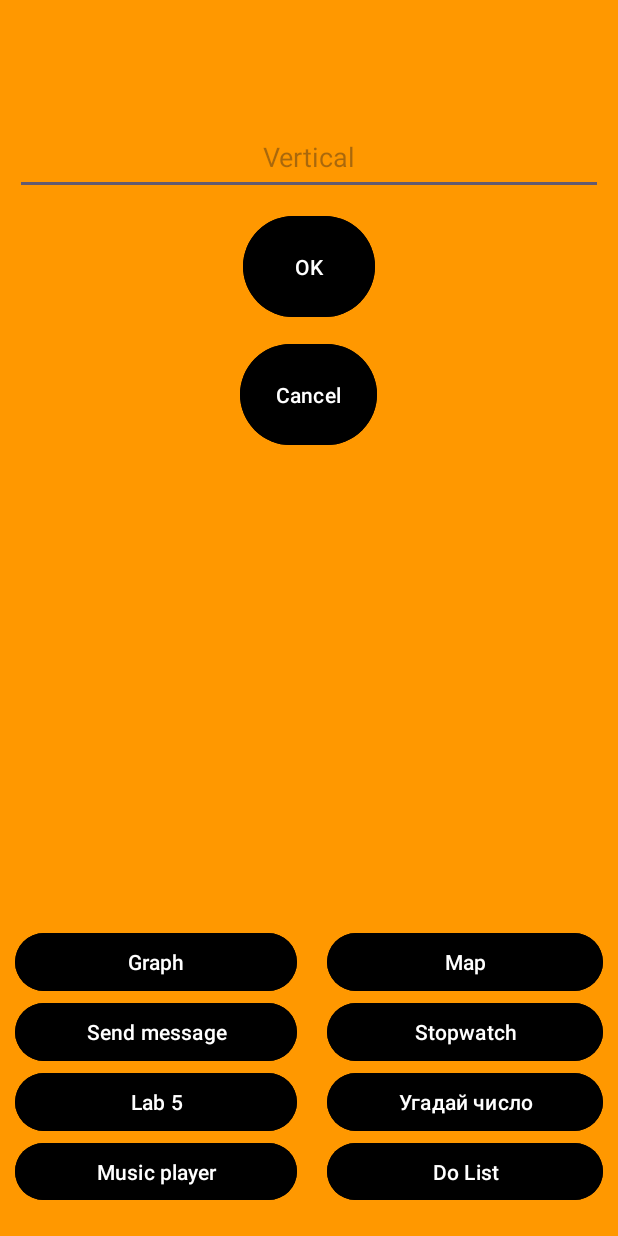
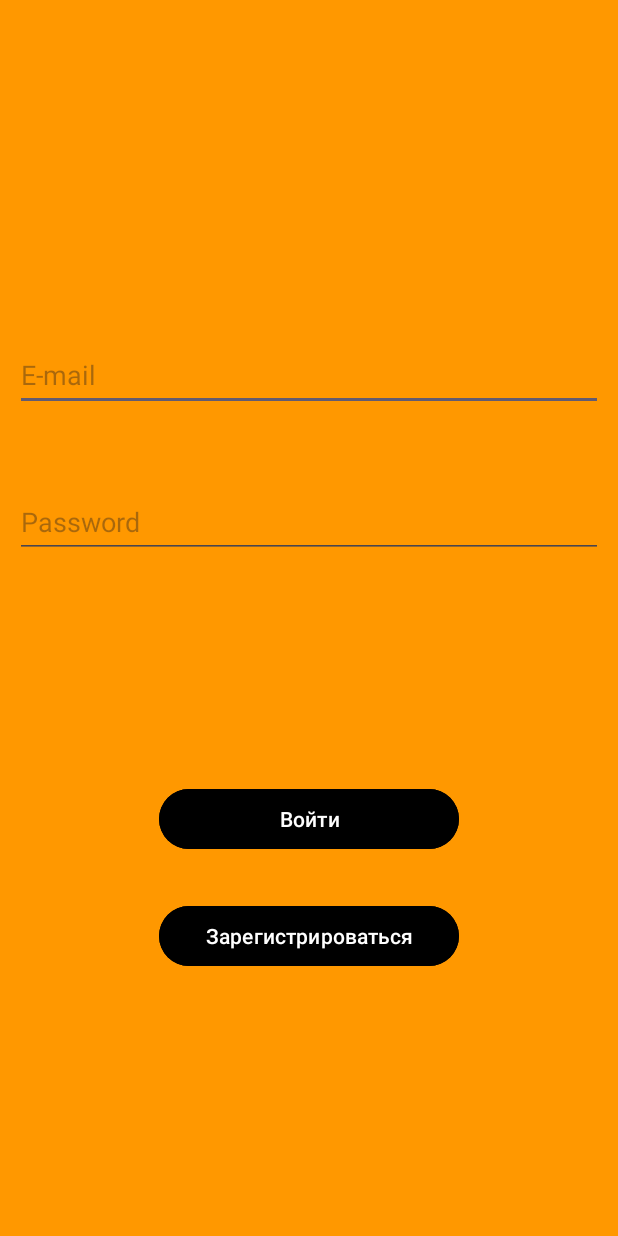
Before and after one commit to DemonBoss1/LearnMobile, an Android app: the screen it shows after launch (MainActivity before the commit, RegistrationActivity after it), on a phone screen of 412 x 824 dp. Run offline under Robolectric (Android 15) with nearby library versions, the phone set to English and light mode, and no system bars; our stand-ins replace Firebase (no records; nobody signed in at launch, a user with empty details on screens opened directly).

Commit message:
Add Registration and Login

```diff
--- a/app/build.gradle.kts
+++ b/app/build.gradle.kts
@@ -64,6 +64,7 @@ dependencies {
     implementation("androidx.legacy:legacy-support-v4:1.0.0")
     implementation(files("libs\\achartengine-1.2.0.jar"))
     implementation("com.google.firebase:firebase-database:20.3.0")
+    implementation("com.google.firebase:firebase-auth:22.3.0")
     testImplementation("junit:junit:4.13.2")
     androidTestImplementation("androidx.test.ext:junit:1.1.5")
     androidTestImplementation("androidx.test.espresso:espresso-core:3.5.1")
--- a/app/src/main/java/com/example/firstapp/DataBase.java
+++ b/app/src/main/java/com/example/firstapp/DataBase.java
@@ -4,6 +4,10 @@ import android.util.Log;
 
 import androidx.annotation.NonNull;
 
+import com.google.android.gms.tasks.OnCompleteListener;
+import com.google.firebase.auth.AuthResult;
+import com.google.firebase.auth.FirebaseAuth;
+import com.google.firebase.auth.FirebaseUser;
 import com.google.firebase.database.DataSnapshot;
 import com.google.firebase.database.DatabaseError;
 import com.google.firebase.database.DatabaseReference;
@@ -14,16 +18,19 @@ import java.util.ArrayList;
 
 public class DataBase {
     private static DataBase dataBase;
+    private FirebaseDatabase firebaseDatabase;
+    private FirebaseAuth auth;
     private DatabaseReference databaseReference;
     private String TASK_KEY = "Task";
     private DataBase(){
-        databaseReference= FirebaseDatabase.getInstance("https://dolist-f1f90-default-rtdb.europe-west1.firebasedatabase.app").getReference(TASK_KEY);
+        firebaseDatabase = FirebaseDatabase.getInstance("https://dolist-f1f90-default-rtdb.europe-west1.firebasedatabase.app");
+        auth = FirebaseAuth.getInstance();
+        databaseReference= firebaseDatabase.getReference(TASK_KEY);
         getDataFromDB();
     }
     public static DatabaseReference getRef(){
         return getDataBase().databaseReference;
     }
-
     public static DataBase getDataBase() {
         if(dataBase==null) {
             dataBase=new DataBase();
@@ -39,10 +46,9 @@ public class DataBase {
                 if(taskList.size()>0)taskList.clear();
                 for (DataSnapshot ds : snapshot.getChildren()){
                     Task task = ds.getValue(Task.class);
-                    Log.v("firebase", task.text);
                     TaskList.getTaskList().add(task);
                 }
-                TaskListFragment.adapter.notifyDataSetChanged();
+                //TaskListFragment.adapter.notifyDataSetChanged();
             }
 
             @Override
@@ -52,4 +58,38 @@ public class DataBase {
         };
         databaseReference.addValueEventListener(valueEventListener);
     }
+    public static FirebaseUser checkUser(){
+        getDataBase();
+        FirebaseUser user = dataBase.auth.getCurrentUser();
+        return user;
+    }
+    public static void Registration(String login, String password){
+        getDataBase();
+        dataBase.auth.createUserWithEmailAndPassword(login, password)
+                .addOnCompleteListener(new OnCompleteListener<AuthResult>() {
+                    @Override
+                    public void onComplete(@NonNull com.google.android.gms.tasks.Task<AuthResult> task) {
+                        if(task.isSuccessful()){
+                            Log.v("Database", "User SingUp Successful");
+                        }else{
+                            Log.e("Database", "User SingUp Error");
+                        }
+                    }
+                });
+    }
+    public static void Login(String login, String password){
+        getDataBase();
+        dataBase.auth.signInWithEmailAndPassword(login, password)
+                .addOnCompleteListener(new OnCompleteListener<AuthResult>() {
+                    @Override
+                    public void onComplete(@NonNull com.google.android.gms.tasks.Task<AuthResult> task) {
+                        if(task.isSuccessful()){
+                            Log.v("Database", "User SingIn Successful");
+                        }else{
+                            Log.e("Database", "User SingIn Error");
+                        }
+                    }
+                });
+    }
+
 }
--- /dev/null
+++ b/app/src/main/java/com/example/firstapp/RegistrationActivity.java
@@ -0,0 +1,70 @@
+package com.example.firstapp;
+
+import android.content.Intent;
+import android.os.Bundle;
+import android.view.View;
+import android.widget.EditText;
+import android.widget.Toast;
+
+import androidx.appcompat.app.AppCompatActivity;
+
+public class RegistrationActivity extends AppCompatActivity {
+    private EditText editTextLogin;
+    private EditText editTextPassword;
+    @Override
+    protected void onCreate(Bundle savedInstanceState) {
+        super.onCreate(savedInstanceState);
+        setContentView(R.layout.activity_registration);
+        init();
+    }
+
+    @Override
+    protected void onStart() {
+        super.onStart();
+        if(DataBase.checkUser() != null){
+            Intent intent = new Intent(this, DoListActivity.class);
+            startActivity(intent);
+        }
+    }
+    private void init(){
+        editTextLogin = findViewById(R.id.editTextLogin);
+        editTextPassword = findViewById(R.id.editTextPassword);
+    }
+    private boolean checkEditText(){
+        boolean isEmpty = false;
+        if(editTextLogin.getText().toString().isEmpty()){
+            Toast.makeText(this, "E-mail empty", Toast.LENGTH_LONG).show();
+            isEmpty = true;
+        }else if(editTextLogin.getText().toString().indexOf('@')==-1){
+            Toast.makeText(this, "Entry e-mail", Toast.LENGTH_LONG).show();
+            isEmpty = true;
+        }
+        if(editTextPassword.getText().toString().isEmpty()){
+            Toast.makeText(this, "Password empty", Toast.LENGTH_LONG).show();
+            isEmpty = true;
+        } else if(editTextPassword.getText().toString().length()<5){
+            Toast.makeText(this, "Password < 5 char", Toast.LENGTH_LONG).show();
+            isEmpty = true;
+        }
+        return !isEmpty;
+    }
+
+    public void loginInDatabase(View view) {
+        if(checkEditText()) {
+            DataBase.Login(editTextLogin.getText().toString(), editTextPassword.getText().toString());
+            startDoList();
+        }
+    }
+
+    public void registrationInDatabase(View view) {
+        if(checkEditText()) {
+            DataBase.Registration(editTextLogin.getText().toString(), editTextPassword.getText().toString());
+        }
+    }
+    public void startDoList(){
+        if(DataBase.checkUser() != null){
+            Intent intent = new Intent(this, DoListActivity.class);
+            startActivity(intent);
+        }
+    }
+}
--- /dev/null
+++ b/app/src/main/res/layout/activity_registration.xml
@@ -0,0 +1,66 @@
+<?xml version="1.0" encoding="utf-8"?>
+<androidx.constraintlayout.widget.ConstraintLayout xmlns:android="http://schemas.android.com/apk/res/android"
+    xmlns:app="http://schemas.android.com/apk/res-auto"
+    xmlns:tools="http://schemas.android.com/tools"
+    android:layout_width="match_parent"
+    android:layout_height="match_parent"
+    android:background="@color/backgroundMain"
+    tools:context=".RegistrationActivity">
+
+    <LinearLayout
+        android:id="@+id/linearLayout5"
+        android:layout_width="match_parent"
+        android:layout_height="wrap_content"
+        android:orientation="vertical"
+        app:layout_constraintBottom_toBottomOf="parent"
+        app:layout_constraintEnd_toEndOf="parent"
+        app:layout_constraintStart_toStartOf="parent"
+        app:layout_constraintTop_toTopOf="parent"
+        android:gravity="center_horizontal">
+
+        <EditText
+            android:id="@+id/editTextLogin"
+            android:layout_width="match_parent"
+            android:layout_height="wrap_content"
+            android:layout_marginHorizontal="10dp"
+            android:layout_marginTop="50dp"
+            android:ems="10"
+            android:hint="@string/login_hint"
+            android:inputType="text"
+            android:minHeight="48dp" />
+
+        <EditText
+            android:id="@+id/editTextPassword"
+            android:layout_width="match_parent"
+            android:layout_height="wrap_content"
+            android:layout_marginHorizontal="10dp"
+            android:layout_marginTop="50dp"
+            android:ems="10"
+            android:hint="@string/login_password"
+            android:inputType="textPassword"
+            android:minHeight="48dp" />
+
+        <Button
+            android:id="@+id/buttonLogin"
+            android:layout_width="200dp"
+            android:layout_height="wrap_content"
+            android:layout_marginBottom="10dp"
+            android:layout_weight="1"
+            android:backgroundTint="@color/black"
+            android:onClick="loginInDatabase"
+            android:text="@string/button_login"
+            android:layout_marginTop="150dp"/>
+
+        <Button
+            android:id="@+id/buttonRegistration"
+            android:layout_width="200dp"
+            android:layout_height="wrap_content"
+            android:layout_weight="1"
+            android:backgroundTint="@color/black"
+            android:onClick="registrationInDatabase"
+            android:text="@string/button_registration"
+            android:layout_marginTop="20dp"/>
+
+    </LinearLayout>
+
+</androidx.constraintlayout.widget.ConstraintLayout>
--- a/app/src/main/res/values/do_list_string.xml
+++ b/app/src/main/res/values/do_list_string.xml
@@ -12,4 +12,8 @@
     </string-array>
     <string name="back_button">Назад</string>
     <string name="done_button">Выполнено</string>
+    <string name="login_hint">E-mail</string>
+    <string name="login_password">Password</string>
+    <string name="button_registration">Зарегистрироваться</string>
+    <string name="button_login">Войти</string>
 </resources>
```
Also changed, not shown: app/src/main/AndroidManifest.xml (+9 -5 lines), app/src/main/java/com/example/firstapp/DoListActivity.java (+9 -0 lines), app/src/main/res/layout/activity_do_list.xml (+17 -0 lines).
